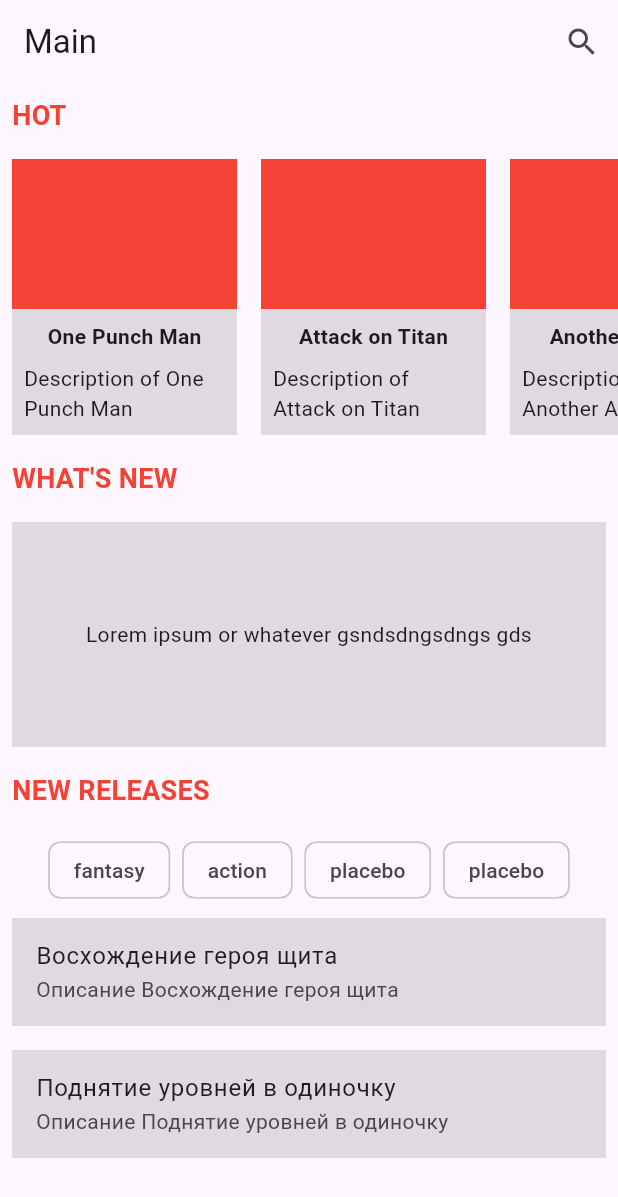
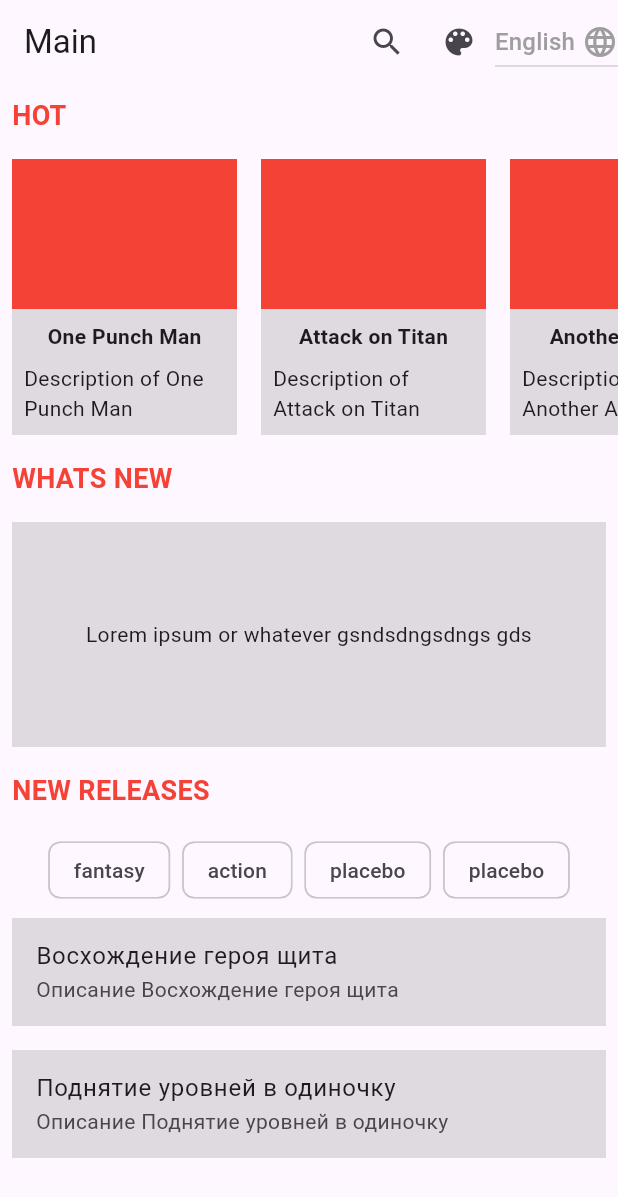
Before and after one commit to jefrsama/anihub, a Flutter app: the screen it shows after launch, on a phone screen of 412 x 824 dp. Shown: the top 1197 px of the screen. Run offline on Flutter 3.47's test engine with Material 3 defaults, Android fonts, the phone set to English and light mode, and no system bars; our stand-ins replace flutter_svg, sqflite; missing offline and left inert: dart:ffi; accounts and stored records are empty.

Commit message:
Добавил 3 темы и 3 языка для main page. Исп provider/flutter localizations/flutter intl. Использовал l10l для создания англ/рус/каз языка, на данный момент меняются тайтлы карточек

```diff
--- /dev/null
+++ b/lib/l10n/intl_en.arb
@@ -0,0 +1,5 @@
+{
+  "hot": "HOT",
+  "whatsNew": "WHATS NEW",
+  "newReleases": "NEW RELEASES"
+}
--- /dev/null
+++ b/lib/l10n/intl_kk.arb
@@ -0,0 +1,5 @@
+{
+    "hot": "ЫСТЫҚ",
+    "whatsNew": "НЕ ЖАҢАЛЫҚ",
+    "newReleases": "ЖАҢА ШЫҒАРЫЛЫМДАР"
+  }
--- /dev/null
+++ b/lib/l10n/intl_ru.arb
@@ -0,0 +1,5 @@
+{
+    "hot": "ГОРЯЧЕЕ",
+    "whatsNew": "ЧТО НОВОГО",
+    "newReleases": "НОВЫЕ ВЫПУСКИ"
+}
--- a/lib/main.dart
+++ b/lib/main.dart
@@ -1,21 +1,52 @@
+import 'package:anihub/generated/l10n.dart';
+import 'package:flutter_localizations/flutter_localizations.dart';
 import 'package:flutter/material.dart';
-//import 'package:anihub/pages/anime_page.dart';
-import 'package:anihub/pages/login_page.dart';
+import 'package:provider/provider.dart';
+import 'package:anihub/theme/theme_provider.dart';
 
 void main() {
-  runApp(MyApp());
+  runApp(
+    MultiProvider(
+      providers: [
+        ChangeNotifierProvider(create: (context) => ThemeProvider()),
+        ChangeNotifierProvider(create: (context) => LocaleProvider()),
+      ],
+      child: MyApp(),
+    ),
+  );
+}
+
+class LocaleProvider extends ChangeNotifier {
+  Locale _locale = Locale('en');
+
+  Locale get locale => _locale;
+
+  void setLocale(Locale locale) {
+    if (_locale != locale) {
+      _locale = locale;
+      notifyListeners();
+    }
+  }
 }
 
 class MyApp extends StatelessWidget {
   @override
   Widget build(BuildContext context) {
+    final themeProvider = Provider.of<ThemeProvider>(context);
+    final localeProvider = Provider.of<LocaleProvider>(context);
+
     return MaterialApp(
       title: 'Anime Hub',
-      theme: ThemeData(
-        primarySwatch: Colors.blue,
-        visualDensity: VisualDensity.adaptivePlatformDensity,
-      ),
-      home: MainPage(),
+      theme: themeProvider.themeData,
+      home: MainPage(),                   //starting page
+      locale: localeProvider.locale,
+      localizationsDelegates: const [
+        S.delegate,
+        GlobalMaterialLocalizations.delegate,
+        GlobalWidgetsLocalizations.delegate,
+        GlobalCupertinoLocalizations.delegate,
+      ],
+      supportedLocales: S.delegate.supportedLocales,
     );
   }
 }
@@ -23,6 +54,8 @@ class MyApp extends StatelessWidget {
 class MainPage extends StatelessWidget {
   @override
   Widget build(BuildContext context) {
+    final localeProvider = Provider.of<LocaleProvider>(context);
+
     return Scaffold(
       appBar: AppBar(
         title: Text('Main'),
@@ -31,16 +64,47 @@ class MainPage extends StatelessWidget {
             icon: Icon(Icons.search),
             onPressed: () {},
           ),
+          IconButton(
+            icon: Icon(Icons.color_lens),
+            onPressed: () {
+              var themeProvider = Provider.of<ThemeProvider>(context, listen: false);
+              themeProvider.toggleTheme();
+            },
+          ),
+          DropdownButton<Locale>(
+            value: localeProvider.locale,
+            icon: Icon(Icons.language, color: Colors.grey),
+            dropdownColor: const Color.fromARGB(255, 30, 30, 30),
+            onChanged: (Locale? newLocale) {
+              if (newLocale != null) {
+                localeProvider.setLocale(newLocale);
+              }
+            },
+            items: [
+              DropdownMenuItem(
+                value: Locale('en'),
+                child: Text('English', style: TextStyle(color: Colors.grey)),
+              ),
+              DropdownMenuItem(
+                value: Locale('ru'),
+                child: Text('Russian', style: TextStyle(color: Colors.grey)),
+              ),
+              DropdownMenuItem(
+                value: Locale('kk'),
+                child: Text('Kazakh', style: TextStyle(color: Colors.grey)),
+              ),
+            ],
+          ),
         ],
       ),
       body: SingleChildScrollView(
         child: Column(
           children: [
-            _buildSectionTitle(context, 'HOT'),
+            _buildSectionTitle(context, S.of(context).hot),
             _buildHotSection(),
-            _buildSectionTitle(context, 'WHAT\'S NEW'),
+            _buildSectionTitle(context, S.of(context).whatsNew),
             _buildWhatsNewSection(),
-            _buildSectionTitle(context, 'NEW RELEASES'),
+            _buildSectionTitle(context, S.of(context).newReleases),
             _buildNewReleasesSection(),
           ],
         ),
--- /dev/null
+++ b/lib/theme/theme_provider.dart
@@ -0,0 +1,41 @@
+import 'package:flutter/material.dart';
+
+final ThemeData lightTheme = ThemeData(
+  primarySwatch: Colors.blue,
+  brightness: Brightness.light,
+);
+
+final ThemeData darkTheme = ThemeData(
+  primarySwatch: Colors.blue,
+  brightness: Brightness.dark,
+);
+
+final ThemeData customTheme = ThemeData(
+  primarySwatch: Colors.orange,
+  brightness: Brightness.light,
+  appBarTheme: AppBarTheme(
+    color: Colors.orange,
+  ),
+);
+
+class ThemeProvider with ChangeNotifier {
+  ThemeData _themeData = lightTheme;
+
+  ThemeData get themeData => _themeData;
+
+  void setTheme(ThemeData theme) {
+    _themeData = theme;
+    notifyListeners();
+  }
+
+  void toggleTheme() {
+    if (_themeData == lightTheme) {
+      _themeData = darkTheme;
+    } else if (_themeData == darkTheme) {
+      _themeData = customTheme;
+    } else {
+      _themeData = lightTheme;
+    }
+    notifyListeners();
+  }
+}
```
Also changed, not shown: pubspec.yaml (+9 -5 lines), lib/generated/intl/messages_all.dart (added), lib/generated/intl/messages_en.dart (added), lib/generated/intl/messages_kk.dart (added), lib/generated/intl/messages_ru.dart (added), lib/generated/l10n.dart (added), pubspec.lock.
